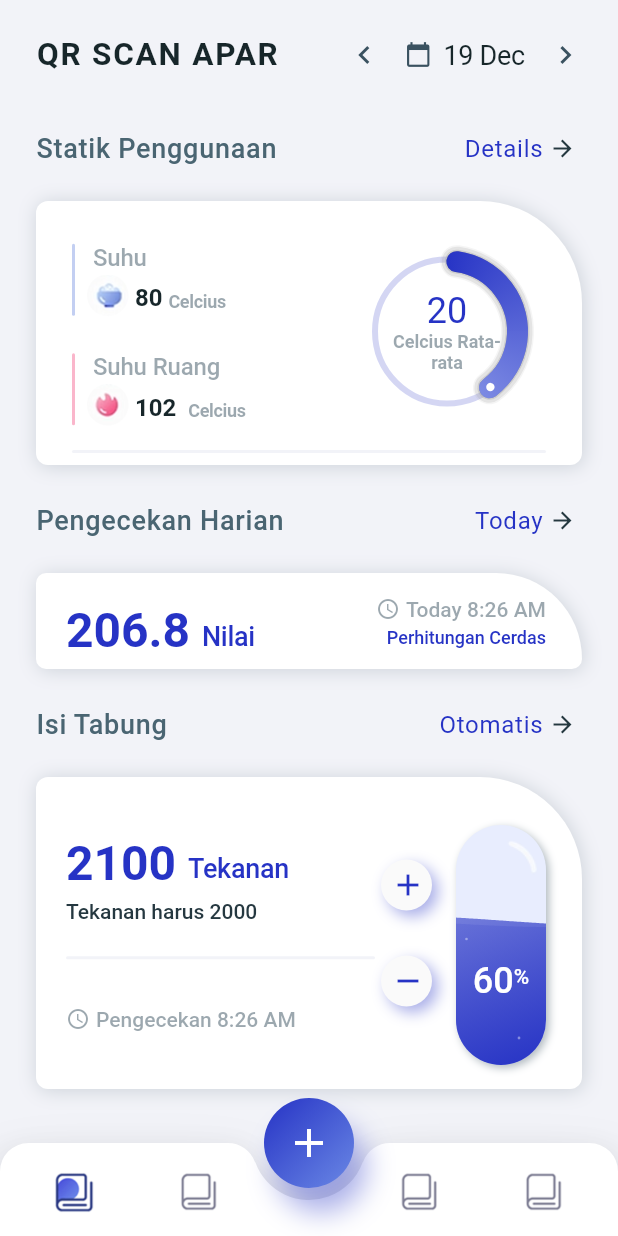
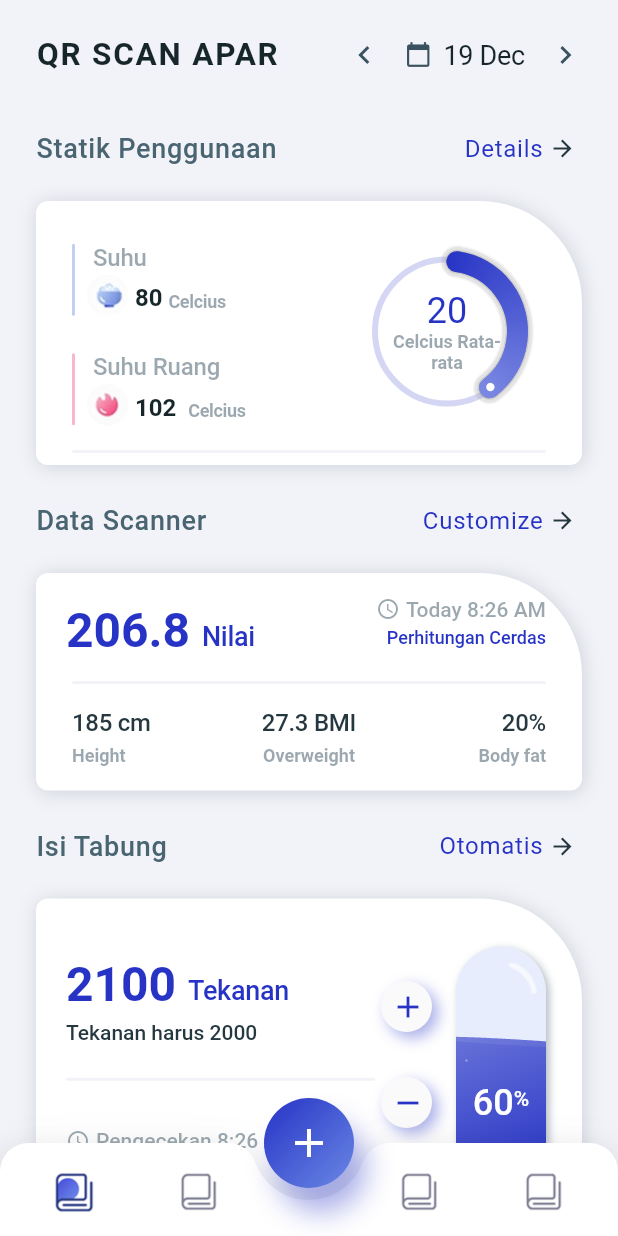
Before and after one commit to yusrilmym/sitilap, a Flutter app: the FitnessAppHomeScreen screen opened directly, after a tap on the "add" icon, on a phone screen of 412 x 824 dp. Run offline on Flutter 3.47's test engine with Material 2 defaults, Android fonts, the light colour scheme and no system bars; our stand-ins replace barcode_widget; missing offline and left inert: flutter_barcode_scanner.

Commit message:
edit view data scanner

```diff
--- a/lib/fitness_app/bottom_navigation_view/bottom_bar_view.dart
+++ b/lib/fitness_app/bottom_navigation_view/bottom_bar_view.dart
@@ -169,8 +169,8 @@ class _BottomBarViewState extends State<BottomBarView>
                           splashColor: Colors.white.withOpacity(0.1),
                           highlightColor: Colors.transparent,
                           focusColor: Colors.transparent,
-                          onTap: widget.addClick,
-                          // onTap: () => scanQRCode(),
+                          // onTap: widget.addClick,
+                          onTap: () => scanQRCode(),
 
                           child: Icon(
                             Icons.add,
@@ -202,24 +202,24 @@ class _BottomBarViewState extends State<BottomBarView>
     });
   }
 
-  // Future<void> scanQRCode() async {
-  //   try {
-  //     final qrCode = await FlutterBarcodeScanner.scanBarcode(
-  //       '#ff6666',
-  //       'Cancel',
-  //       true,
-  //       ScanMode.QR,
-  //     );
+  Future<void> scanQRCode() async {
+    try {
+      final qrCode = await FlutterBarcodeScanner.scanBarcode(
+        '#ff6666',
+        'Cancel',
+        true,
+        ScanMode.QR,
+      );
 
-  //     if (!mounted) return;
+      if (!mounted) return;
 
-  //     setState(() {
-  //       this.qrCode = qrCode;
-  //     });
-  //   } on PlatformException {
-  //     qrCode = 'Failed to get platform version.';
-  //   }
-  // }
+      setState(() {
+        this.qrCode = qrCode;
+      });
+    } on PlatformException {
+      qrCode = 'Failed to get platform version.';
+    }
+  }
 }
 
 class TabIcons extends StatefulWidget {
--- a/lib/fitness_app/my_diary/my_diary_screen.dart
+++ b/lib/fitness_app/my_diary/my_diary_screen.dart
@@ -80,37 +80,14 @@ class _MyDiaryScreenState extends State<MyDiaryScreen>
         animationController: widget.animationController,
       ),
     );
-    // listViews.add(
-    //   TitleView(
-    //     titleTxt: 'Meals today',
-    //     subTxt: 'Customize',
-    //     animation: Tween<double>(begin: 0.0, end: 1.0).animate(CurvedAnimation(
-    //         parent: widget.animationController,
-    //         curve:
-    //             Interval((1 / count) * 2, 1.0, curve: Curves.fastOutSlowIn))),
-    //     animationController: widget.animationController,
-    //   ),
-    // );
-
-    // listViews.add(
-    //   MealsListView(
-    //     mainScreenAnimation: Tween<double>(begin: 0.0, end: 1.0).animate(
-    //         CurvedAnimation(
-    //             parent: widget.animationController,
-    //             curve: Interval((1 / count) * 3, 1.0,
-    //                 curve: Curves.fastOutSlowIn))),
-    //     mainScreenAnimationController: widget.animationController,
-    //   ),
-    // );
-
     listViews.add(
       TitleView(
-        titleTxt: 'Pengecekan Harian',
-        subTxt: 'Today',
+        titleTxt: 'Data Scanner',
+        subTxt: 'Customize',
         animation: Tween<double>(begin: 0.0, end: 1.0).animate(CurvedAnimation(
             parent: widget.animationController,
             curve:
-                Interval((1 / count) * 4, 1.0, curve: Curves.fastOutSlowIn))),
+                Interval((1 / count) * 2, 1.0, curve: Curves.fastOutSlowIn))),
         animationController: widget.animationController,
       ),
     );
@@ -124,6 +101,28 @@ class _MyDiaryScreenState extends State<MyDiaryScreen>
         animationController: widget.animationController,
       ),
     );
+
+    // listViews.add(
+    //   TitleView(
+    //     titleTxt: 'Pengecekan Harian',
+    //     subTxt: 'Today',
+    //     animation: Tween<double>(begin: 0.0, end: 1.0).animate(CurvedAnimation(
+    //         parent: widget.animationController,
+    //         curve:
+    //             Interval((1 / count) * 4, 1.0, curve: Curves.fastOutSlowIn))),
+    //     animationController: widget.animationController,
+    //   ),
+    // );
+
+    // listViews.add(
+    //   BodyMeasurementView(
+    //     animation: Tween<double>(begin: 0.0, end: 1.0).animate(CurvedAnimation(
+    //         parent: widget.animationController,
+    //         curve:
+    //             Interval((1 / count) * 5, 1.0, curve: Curves.fastOutSlowIn))),
+    //     animationController: widget.animationController,
+    //   ),
+    // );
     listViews.add(
       TitleView(
         titleTxt: 'Isi Tabung',
--- a/lib/fitness_app/ui_view/body_measurement.dart
+++ b/lib/fitness_app/ui_view/body_measurement.dart
@@ -153,135 +153,135 @@ class BodyMeasurementView extends StatelessWidget {
                         ],
                       ),
                     ),
-                    // Padding(
-                    //   padding: const EdgeInsets.only(
-                    //       left: 24, right: 24, top: 8, bottom: 8),
-                    //   child: Container(
-                    //     height: 2,
-                    //     decoration: BoxDecoration(
-                    //       color: FitnessAppTheme.background,
-                    //       borderRadius: BorderRadius.all(Radius.circular(4.0)),
-                    //     ),
-                    //   ),
-                    // ),
-                    // Padding(
-                    //   padding: const EdgeInsets.only(
-                    //       left: 24, right: 24, top: 8, bottom: 16),
-                    //   child: Row(
-                    //     children: <Widget>[
-                    //       Expanded(
-                    //         child: Column(
-                    //           mainAxisAlignment: MainAxisAlignment.center,
-                    //           crossAxisAlignment: CrossAxisAlignment.start,
-                    //           children: <Widget>[
-                    //             Text(
-                    //               '185 cm',
-                    //               textAlign: TextAlign.center,
-                    //               style: TextStyle(
-                    //                 fontFamily: FitnessAppTheme.fontName,
-                    //                 fontWeight: FontWeight.w500,
-                    //                 fontSize: 16,
-                    //                 letterSpacing: -0.2,
-                    //                 color: FitnessAppTheme.darkText,
-                    //               ),
-                    //             ),
-                    //             Padding(
-                    //               padding: const EdgeInsets.only(top: 6),
-                    //               child: Text(
-                    //                 'Height',
-                    //                 textAlign: TextAlign.center,
-                    //                 style: TextStyle(
-                    //                   fontFamily: FitnessAppTheme.fontName,
-                    //                   fontWeight: FontWeight.w600,
-                    //                   fontSize: 12,
-                    //                   color:
-                    //                       FitnessAppTheme.grey.withOpacity(0.5),
-                    //                 ),
-                    //               ),
-                    //             ),
-                    //           ],
-                    //         ),
-                    //       ),
-                    //       Expanded(
-                    //         child: Row(
-                    //           mainAxisAlignment: MainAxisAlignment.center,
-                    //           crossAxisAlignment: CrossAxisAlignment.center,
-                    //           children: <Widget>[
-                    //             Column(
-                    //               mainAxisAlignment: MainAxisAlignment.center,
-                    //               crossAxisAlignment: CrossAxisAlignment.center,
-                    //               children: <Widget>[
-                    //                 Text(
-                    //                   '27.3 BMI',
-                    //                   textAlign: TextAlign.center,
-                    //                   style: TextStyle(
-                    //                     fontFamily: FitnessAppTheme.fontName,
-                    //                     fontWeight: FontWeight.w500,
-                    //                     fontSize: 16,
-                    //                     letterSpacing: -0.2,
-                    //                     color: FitnessAppTheme.darkText,
-                    //                   ),
-                    //                 ),
-                    //                 Padding(
-                    //                   padding: const EdgeInsets.only(top: 6),
-                    //                   child: Text(
-                    //                     'Overweight',
-                    //                     textAlign: TextAlign.center,
-                    //                     style: TextStyle(
-                    //                       fontFamily: FitnessAppTheme.fontName,
-                    //                       fontWeight: FontWeight.w600,
-                    //                       fontSize: 12,
-                    //                       color: FitnessAppTheme.grey
-                    //                           .withOpacity(0.5),
-                    //                     ),
-                    //                   ),
-                    //                 ),
-                    //               ],
-                    //             ),
-                    //           ],
-                    //         ),
-                    //       ),
-                    //       Expanded(
-                    //         child: Row(
-                    //           mainAxisAlignment: MainAxisAlignment.end,
-                    //           crossAxisAlignment: CrossAxisAlignment.center,
-                    //           children: <Widget>[
-                    //             Column(
-                    //               mainAxisAlignment: MainAxisAlignment.center,
-                    //               crossAxisAlignment: CrossAxisAlignment.end,
-                    //               children: <Widget>[
-                    //                 Text(
-                    //                   '20%',
-                    //                   style: TextStyle(
-                    //                     fontFamily: FitnessAppTheme.fontName,
-                    //                     fontWeight: FontWeight.w500,
-                    //                     fontSize: 16,
-                    //                     letterSpacing: -0.2,
-                    //                     color: FitnessAppTheme.darkText,
-                    //                   ),
-                    //                 ),
-                    //                 Padding(
-                    //                   padding: const EdgeInsets.only(top: 6),
-                    //                   child: Text(
-                    //                     'Body fat',
-                    //                     textAlign: TextAlign.center,
-                    //                     style: TextStyle(
-                    //                       fontFamily: FitnessAppTheme.fontName,
-                    //                       fontWeight: FontWeight.w600,
-                    //                       fontSize: 12,
-                    //                       color: FitnessAppTheme.grey
-                    //                           .withOpacity(0.5),
-                    //                     ),
-                    //                   ),
-                    //                 ),
-                    //               ],
-                    //             ),
-                    //           ],
-                    //         ),
-                    //       )
-                    //     ],
-                    //   ),
-                    // )
+                    Padding(
+                      padding: const EdgeInsets.only(
+                          left: 24, right: 24, top: 8, bottom: 8),
+                      child: Container(
+                        height: 2,
+                        decoration: BoxDecoration(
+                          color: FitnessAppTheme.background,
+                          borderRadius: BorderRadius.all(Radius.circular(4.0)),
+                        ),
+                      ),
+                    ),
+                    Padding(
+                      padding: const EdgeInsets.only(
+                          left: 24, right: 24, top: 8, bottom: 16),
+                      child: Row(
+                        children: <Widget>[
+                          Expanded(
+                            child: Column(
+                              mainAxisAlignment: MainAxisAlignment.center,
+                              crossAxisAlignment: CrossAxisAlignment.start,
+                              children: <Widget>[
+                                Text(
+                                  '185 cm',
+                                  textAlign: TextAlign.center,
+                                  style: TextStyle(
+                                    fontFamily: FitnessAppTheme.fontName,
+                                    fontWeight: FontWeight.w500,
+                                    fontSize: 16,
+                                    letterSpacing: -0.2,
+                                    color: FitnessAppTheme.darkText,
+                                  ),
+                                ),
+                                Padding(
+                                  padding: const EdgeInsets.only(top: 6),
+                                  child: Text(
+                                    'Height',
+                                    textAlign: TextAlign.center,
+                                    style: TextStyle(
+                                      fontFamily: FitnessAppTheme.fontName,
+                                      fontWeight: FontWeight.w600,
+                                      fontSize: 12,
+                                      color:
+                                          FitnessAppTheme.grey.withOpacity(0.5),
+                                    ),
+                                  ),
+                                ),
+                              ],
+                            ),
+                          ),
+                          Expanded(
+                            child: Row(
+                              mainAxisAlignment: MainAxisAlignment.center,
+                              crossAxisAlignment: CrossAxisAlignment.center,
+                              children: <Widget>[
+                                Column(
+                                  mainAxisAlignment: MainAxisAlignment.center,
+                                  crossAxisAlignment: CrossAxisAlignment.center,
+                                  children: <Widget>[
+                                    Text(
+                                      '27.3 BMI',
+                                      textAlign: TextAlign.center,
+                                      style: TextStyle(
+                                        fontFamily: FitnessAppTheme.fontName,
+                                        fontWeight: FontWeight.w500,
+                                        fontSize: 16,
+                                        letterSpacing: -0.2,
+                                        color: FitnessAppTheme.darkText,
+                                      ),
+                                    ),
+                                    Padding(
+                                      padding: const EdgeInsets.only(top: 6),
+                                      child: Text(
+                                        'Overweight',
+                                        textAlign: TextAlign.center,
+                                        style: TextStyle(
+                                          fontFamily: FitnessAppTheme.fontName,
+                                          fontWeight: FontWeight.w600,
+                                          fontSize: 12,
+                                          color: FitnessAppTheme.grey
+                                              .withOpacity(0.5),
+                                        ),
+                                      ),
+                                    ),
+                                  ],
+                                ),
+                              ],
+                            ),
+                          ),
+                          Expanded(
+                            child: Row(
+                              mainAxisAlignment: MainAxisAlignment.end,
+                              crossAxisAlignment: CrossAxisAlignment.center,
+                              children: <Widget>[
+                                Column(
+                                  mainAxisAlignment: MainAxisAlignment.center,
+                                  crossAxisAlignment: CrossAxisAlignment.end,
+                                  children: <Widget>[
+                                    Text(
+                                      '20%',
+                                      style: TextStyle(
+                                        fontFamily: FitnessAppTheme.fontName,
+                                        fontWeight: FontWeight.w500,
+                                        fontSize: 16,
+                                        letterSpacing: -0.2,
+                                        color: FitnessAppTheme.darkText,
+                                      ),
+                                    ),
+                                    Padding(
+                                      padding: const EdgeInsets.only(top: 6),
+                                      child: Text(
+                                        'Body fat',
+                                        textAlign: TextAlign.center,
+                                        style: TextStyle(
+                                          fontFamily: FitnessAppTheme.fontName,
+                                          fontWeight: FontWeight.w600,
+                                          fontSize: 12,
+                                          color: FitnessAppTheme.grey
+                                              .withOpacity(0.5),
+                                        ),
+                                      ),
+                                    ),
+                                  ],
+                                ),
+                              ],
+                            ),
+                          )
+                        ],
+                      ),
+                    )
                   ],
                 ),
               ),
--- a/lib/fitness_app_theme.dart
+++ /dev/null
@@ -1 +0,0 @@
-// TODO Implement this library.
```
